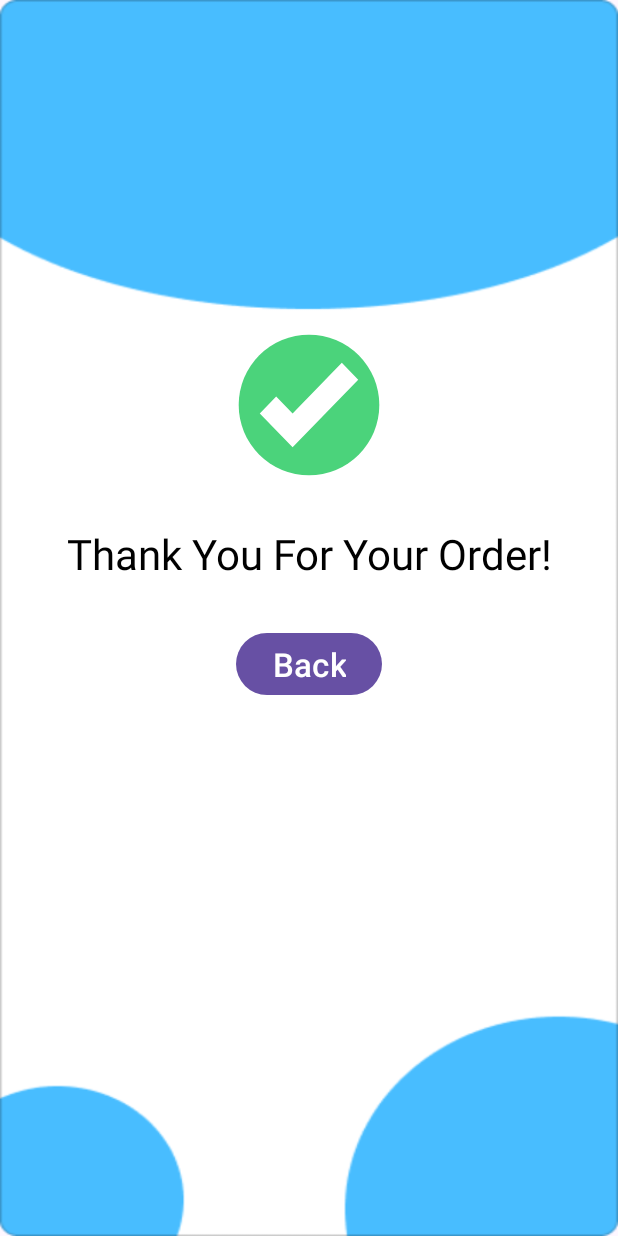
After one commit to erichutabarat/Modern-Store, an Android app: the CheckoutActivity screen opened directly, with no data from a screen before it, on a phone screen of 412 x 824 dp. The commit adds this screen. Run offline under Robolectric (Android 15) with nearby library versions, the phone set to English and light mode, and no system bars.

Commit message:
Add Features: Checkout Completed

```diff
--- a/ModernStore/app/src/main/AndroidManifest.xml
+++ b/ModernStore/app/src/main/AndroidManifest.xml
@@ -35,5 +35,6 @@
             android:theme="@style/Theme.ModernStore" />
         <activity android:name=".ui.login.LoginActivity" />
         <activity android:name=".ui.register.RegisterActivity" />
+        <activity android:name=".ui.cart.CheckoutActivity" />
     </application>
 </manifest>
--- a/ModernStore/app/src/main/java/com/modernstore/app/ui/cart/CartFragment.kt
+++ b/ModernStore/app/src/main/java/com/modernstore/app/ui/cart/CartFragment.kt
@@ -1,6 +1,7 @@
 package com.modernstore.app.ui.cart
 
 import android.annotation.SuppressLint
+import android.content.Intent
 import android.os.Bundle
 import android.util.Log
 import android.view.LayoutInflater
@@ -71,7 +72,7 @@ class CartFragment : Fragment(), CartAdapterListener {
         }
         return rootView
     }
-    @SuppressLint("SetTextI18n")
+    @SuppressLint("SetTextI18n", "NotifyDataSetChanged")
     private fun checkOut(checkoutbutton: TextView, announce: TextView) {
         try {
             lifecycleScope.launch(Dispatchers.IO) {
@@ -94,7 +95,8 @@ class CartFragment : Fragment(), CartAdapterListener {
                                 }
                                 Toast.makeText(context, "Checkout Completed", Toast.LENGTH_SHORT).show()
                                 checkOut(checkoutbutton, announce)
-                                recyclerViewCart.adapter?.notifyDataSetChanged()
+                                val i = Intent(requireContext(), CheckoutActivity::class.java)
+                                startActivity(i)
                             }
                         }
                     }
--- /dev/null
+++ b/ModernStore/app/src/main/java/com/modernstore/app/ui/cart/CheckoutActivity.kt
@@ -0,0 +1,21 @@
+package com.modernstore.app.ui.cart
+
+import android.content.Intent
+import android.os.Bundle
+import android.widget.Button
+import androidx.appcompat.app.AppCompatActivity
+import com.modernstore.app.MainActivity
+import com.modernstore.app.R
+
+class CheckoutActivity: AppCompatActivity() {
+    override fun onCreate(savedInstanceState: Bundle?) {
+        super.onCreate(savedInstanceState)
+        setContentView(R.layout.checkout_complete)
+        val back: Button = findViewById(R.id.backtomain)
+        back.setOnClickListener {
+            val i = Intent(this@CheckoutActivity, MainActivity::class.java)
+            startActivity(i)
+            finish()
+        }
+    }
+}
--- /dev/null
+++ b/ModernStore/app/src/main/res/drawable/check.xml
@@ -0,0 +1,5 @@
+<vector android:height="100dp" android:viewportHeight="64"
+    android:viewportWidth="64" android:width="100dp" xmlns:android="http://schemas.android.com/apk/res/android">
+    <path android:fillColor="#4bd37b" android:pathData="M32,32m-30,0a30,30 0,1 1,60 0a30,30 0,1 1,-60 0"/>
+    <path android:fillColor="#ffffff" android:pathData="M46,14L25,35.6l-7,-7.2l-7,7.2L25,50l28,-28.8z"/>
+</vector>
--- /dev/null
+++ b/ModernStore/app/src/main/res/layout/checkout_complete.xml
@@ -0,0 +1,35 @@
+<?xml version="1.0" encoding="utf-8"?>
+<LinearLayout xmlns:android="http://schemas.android.com/apk/res/android"
+    xmlns:tools="http://schemas.android.com/tools"
+    android:layout_width="match_parent"
+    android:layout_height="match_parent"
+    android:background="@drawable/blue_background"
+    android:orientation="vertical">
+
+    <ImageView
+        android:layout_width="wrap_content"
+        android:layout_height="wrap_content"
+        android:layout_gravity="center"
+        android:layout_marginTop="220dp"
+        android:contentDescription="@string/checkout_complete"
+        android:src="@drawable/check"
+        tools:ignore="ImageContrastCheck" />
+    <TextView
+        android:layout_marginTop="30dp"
+        android:layout_width="match_parent"
+        android:layout_height="wrap_content"
+        android:text="@string/checkout_complete"
+        android:textSize="@dimen/h2"
+        android:textAlignment="center"
+        android:textColor="@color/black"
+        />
+    <Button
+        android:id="@+id/backtomain"
+        android:layout_marginTop="30dp"
+        android:layout_width="wrap_content"
+        android:layout_height="wrap_content"
+        android:text="@string/back"
+        android:textSize="@dimen/h4"
+        android:layout_gravity="center"
+        />
+</LinearLayout>
--- a/ModernStore/app/src/main/res/values/strings.xml
+++ b/ModernStore/app/src/main/res/values/strings.xml
@@ -35,6 +35,8 @@
     <string name="addtocart">Add To Cart</string>
     <string name="search">Search</string>
     <string name="checkout">Checkout</string>
+    <string name="checkout_complete">Thank You For Your Order!</string>
+
     <string name="back">Back</string>
     <string name="shirt">shirt</string>
     <string name="dress">dress</string>
```
